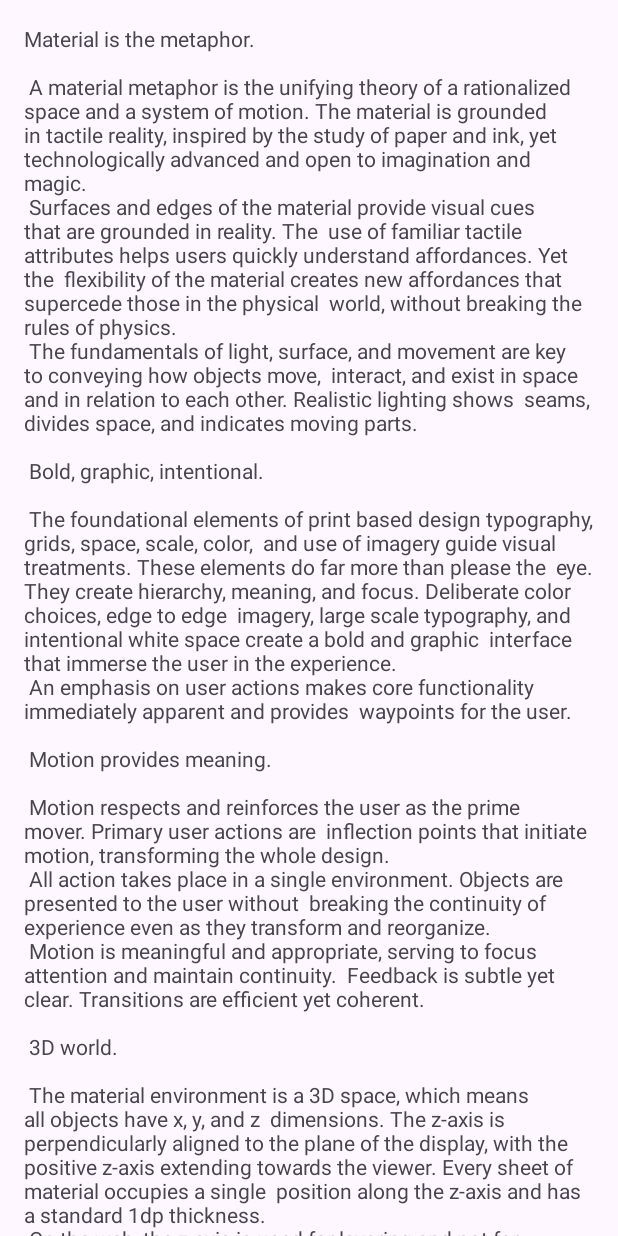
After one commit to Esraagad/Greenopedia, an Android app: the layout fragment_plants_list.xml on its own in the app's theme, with its tools: preview values and no code run, on a phone screen of 412 x 824 dp. The commit adds this screen. Run offline under Robolectric (Android 15) with nearby library versions, the phone set to English and light mode, and no system bars.

Commit message:
Build app skeleton for adding new features.

```diff
--- a/app/src/main/AndroidManifest.xml
+++ b/app/src/main/AndroidManifest.xml
@@ -17,7 +17,7 @@
         android:theme="@style/Theme.Greenopedia"
         tools:targetApi="31">
         <activity
-            android:name=".MainActivity"
+            android:name=".ui.activities.MainActivity"
             android:exported="true">
             <intent-filter>
                 <action android:name="android.intent.action.MAIN" />
--- a/app/src/main/java/com/example/greenopedia/MainActivity.kt
+++ b/app/src/main/java/com/example/greenopedia/ui/activities/MainActivity.kt
@@ -1,4 +1,4 @@
-package com.example.greenopedia
+package com.example.greenopedia.ui.activities
 
 import android.os.Bundle
 import androidx.appcompat.app.AppCompatActivity
--- /dev/null
+++ b/app/src/main/java/com/example/greenopedia/ui/fragments/PlantsListFragment.kt
@@ -0,0 +1,18 @@
+package com.example.greenopedia.ui.fragments
+
+import android.os.Bundle
+import android.view.LayoutInflater
+import android.view.View
+import android.view.ViewGroup
+import androidx.fragment.app.Fragment
+
+class PlantsListFragment : Fragment() {
+
+    override fun onCreateView(
+        inflater: LayoutInflater,
+        container: ViewGroup?,
+        savedInstanceState: Bundle?
+    ): View? {
+        return inflater.inflate(R.layout.fragment_plants_list, container, false)
+    }
+}
--- /dev/null
+++ b/app/src/main/java/com/example/greenopedia/ui/viewmodels/PlantsViewModel.kt
@@ -0,0 +1,4 @@
+package com.example.greenopedia.ui.viewmodels
+
+class PlantsViewModel {
+}
--- a/app/src/main/res/layout/activity_main.xml
+++ b/app/src/main/res/layout/activity_main.xml
@@ -5,7 +5,7 @@
     android:id="@+id/main"
     android:layout_width="match_parent"
     android:layout_height="match_parent"
-    tools:context=".MainActivity">
+    tools:context=".ui.activities.MainActivity">
 
     <TextView
         android:layout_width="wrap_content"
--- /dev/null
+++ b/app/src/main/res/layout/fragment_plants_list.xml
@@ -0,0 +1,13 @@
+<?xml version="1.0" encoding="utf-8"?>
+<androidx.core.widget.NestedScrollView xmlns:android="http://schemas.android.com/apk/res/android"
+    xmlns:tools="http://schemas.android.com/tools"
+    android:layout_width="match_parent"
+    android:layout_height="match_parent"
+    tools:context=".ui.fragments.PlantsListFragment">
+
+    <TextView
+        android:layout_width="wrap_content"
+        android:layout_height="wrap_content"
+        android:layout_margin="@dimen/text_margin"
+        android:text="@string/large_text" />
+</androidx.core.widget.NestedScrollView>
--- /dev/null
+++ b/app/src/main/res/values/dimens.xml
@@ -0,0 +1,3 @@
+<resources>
+    <dimen name="text_margin">16dp</dimen>
+</resources>
--- a/app/src/main/res/values/strings.xml
+++ b/app/src/main/res/values/strings.xml
@@ -1,3 +1,92 @@
 <resources>
     <string name="app_name">Greenopedia</string>
+    <string name="large_text">
+        "Material is the metaphor.\n\n"
+
+        "A material metaphor is the unifying theory of a rationalized space and a system of motion."
+        "The material is grounded in tactile reality, inspired by the study of paper and ink, yet "
+        "technologically advanced and open to imagination and magic.\n"
+        "Surfaces and edges of the material provide visual cues that are grounded in reality. The "
+        "use of familiar tactile attributes helps users quickly understand affordances. Yet the "
+        "flexibility of the material creates new affordances that supercede those in the physical "
+        "world, without breaking the rules of physics.\n"
+        "The fundamentals of light, surface, and movement are key to conveying how objects move, "
+        "interact, and exist in space and in relation to each other. Realistic lighting shows "
+        "seams, divides space, and indicates moving parts.\n\n"
+
+        "Bold, graphic, intentional.\n\n"
+
+        "The foundational elements of print based design typography, grids, space, scale, color, "
+        "and use of imagery guide visual treatments. These elements do far more than please the "
+        "eye. They create hierarchy, meaning, and focus. Deliberate color choices, edge to edge "
+        "imagery, large scale typography, and intentional white space create a bold and graphic "
+        "interface that immerse the user in the experience.\n"
+        "An emphasis on user actions makes core functionality immediately apparent and provides "
+        "waypoints for the user.\n\n"
+
+        "Motion provides meaning.\n\n"
+
+        "Motion respects and reinforces the user as the prime mover. Primary user actions are "
+        "inflection points that initiate motion, transforming the whole design.\n"
+        "All action takes place in a single environment. Objects are presented to the user without "
+        "breaking the continuity of experience even as they transform and reorganize.\n"
+        "Motion is meaningful and appropriate, serving to focus attention and maintain continuity. "
+        "Feedback is subtle yet clear. Transitions are efﬁcient yet coherent.\n\n"
+
+        "3D world.\n\n"
+
+        "The material environment is a 3D space, which means all objects have x, y, and z "
+        "dimensions. The z-axis is perpendicularly aligned to the plane of the display, with the "
+        "positive z-axis extending towards the viewer. Every sheet of material occupies a single "
+        "position along the z-axis and has a standard 1dp thickness.\n"
+        "On the web, the z-axis is used for layering and not for perspective. The 3D world is "
+        "emulated by manipulating the y-axis.\n\n"
+
+        "Light and shadow.\n\n"
+
+        "Within the material environment, virtual lights illuminate the scene. Key lights create "
+        "directional shadows, while ambient light creates soft shadows from all angles.\n"
+        "Shadows in the material environment are cast by these two light sources. In Android "
+        "development, shadows occur when light sources are blocked by sheets of material at "
+        "various positions along the z-axis. On the web, shadows are depicted by manipulating the "
+        "y-axis only. The following example shows the card with a height of 6dp.\n\n"
+
+        "Resting elevation.\n\n"
+
+        "All material objects, regardless of size, have a resting elevation, or default elevation "
+        "that does not change. If an object changes elevation, it should return to its resting "
+        "elevation as soon as possible.\n\n"
+
+        "Component elevations.\n\n"
+
+        "The resting elevation for a component type is consistent across apps (e.g., FAB elevation "
+        "does not vary from 6dp in one app to 16dp in another app).\n"
+        "Components may have different resting elevations across platforms, depending on the depth "
+        "of the environment (e.g., TV has a greater depth than mobile or desktop).\n\n"
+
+        "Responsive elevation and dynamic elevation offsets.\n\n"
+
+        "Some component types have responsive elevation, meaning they change elevation in response "
+        "to user input (e.g., normal, focused, and pressed) or system events. These elevation "
+        "changes are consistently implemented using dynamic elevation offsets.\n"
+        "Dynamic elevation offsets are the goal elevation that a component moves towards, relative "
+        "to the component’s resting state. They ensure that elevation changes are consistent "
+        "across actions and component types. For example, all components that lift on press have "
+        "the same elevation change relative to their resting elevation.\n"
+        "Once the input event is completed or cancelled, the component will return to its resting "
+        "elevation.\n\n"
+
+        "Avoiding elevation interference.\n\n"
+
+        "Components with responsive elevations may encounter other components as they move between "
+        "their resting elevations and dynamic elevation offsets. Because material cannot pass "
+        "through other material, components avoid interfering with one another any number of ways, "
+        "whether on a per component basis or using the entire app layout.\n"
+        "On a component level, components can move or be removed before they cause interference. "
+        "For example, a floating action button (FAB) can disappear or move off screen before a "
+        "user picks up a card, or it can move if a snackbar appears.\n"
+        "On the layout level, design your app layout to minimize opportunities for interference. "
+        "For example, position the FAB to one side of stream of a cards so the FAB won’t interfere "
+        "when a user tries to pick up one of cards.\n\n"
+    </string>
 </resources>
```
